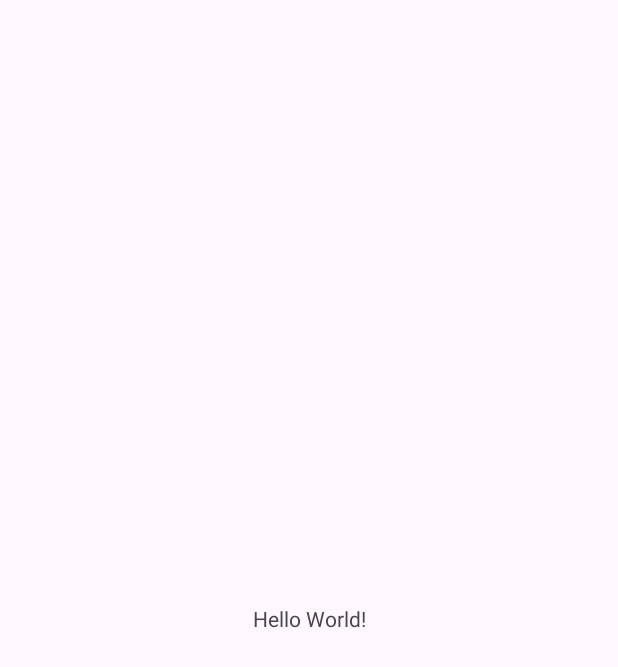
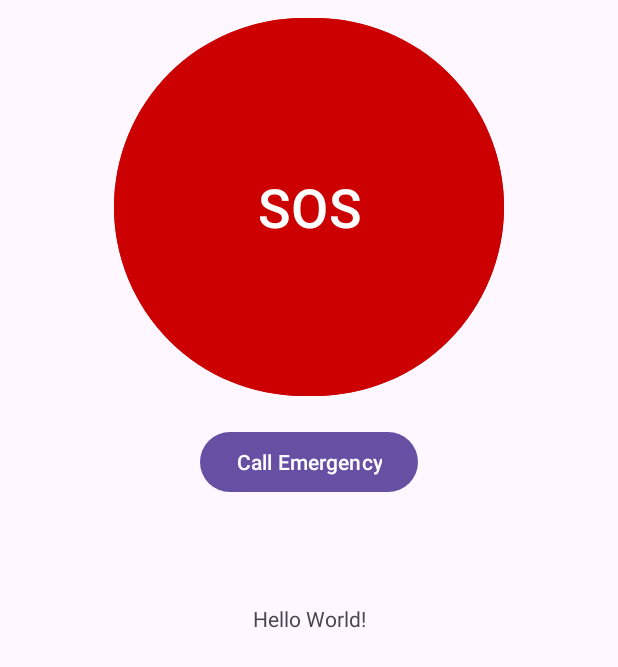
Before and after one commit to sreyproek/Android-project, an Android app: the screen it shows after launch (MainActivity), on a phone screen of 412 x 824 dp. Before the commit the part shown is almost empty. Shown: the top 667 px of the screen. Run offline under Robolectric (Android 15) with nearby library versions, the phone set to English and light mode, and no system bars.

Commit message:
Step 1 complete - Added SOS button logic and permissions

```diff
--- a/app/src/main/java/com/example/safetyapp/MainActivity.java
+++ b/app/src/main/java/com/example/safetyapp/MainActivity.java
@@ -1,24 +1,97 @@
 package com.example.safetyapp;
 
+import android.Manifest;
+import android.content.Intent;
+import android.content.pm.PackageManager;
+import android.net.Uri;
 import android.os.Bundle;
+import android.telephony.SmsManager;
+import android.view.View;
+import android.widget.Button;
+import android.widget.Toast;
 
-import androidx.activity.EdgeToEdge;
+import androidx.activity.result.ActivityResultLauncher;
+import androidx.activity.result.contract.ActivityResultContracts;
 import androidx.appcompat.app.AppCompatActivity;
-import androidx.core.graphics.Insets;
-import androidx.core.view.ViewCompat;
-import androidx.core.view.WindowInsetsCompat;
+import androidx.core.content.ContextCompat;
 
 public class MainActivity extends AppCompatActivity {
+
+    private Button btnSOS, btnCall;
+
+    // requiredPermissions
+    private final String[] requiredPermissions = new String[]{
+            Manifest.permission.SEND_SMS,
+            Manifest.permission.CALL_PHONE,
+            Manifest.permission.ACCESS_FINE_LOCATION,
+            Manifest.permission.ACCESS_COARSE_LOCATION
+    };
+
+    // ActivityResultLauncher handle the permission request
+    private ActivityResultLauncher<String[]> permissionLauncher;
 
     @Override
     protected void onCreate(Bundle savedInstanceState) {
         super.onCreate(savedInstanceState);
-        EdgeToEdge.enable(this);
         setContentView(R.layout.activity_main);
-        ViewCompat.setOnApplyWindowInsetsListener(findViewById(R.id.main), (v, insets) -> {
-            Insets systemBars = insets.getInsets(WindowInsetsCompat.Type.systemBars());
-            v.setPadding(systemBars.left, systemBars.top, systemBars.right, systemBars.bottom);
-            return insets;
-        });
+
+        // Connect the buttons from XML
+        btnSOS = findViewById(R.id.btnSOS);
+        btnCall = findViewById(R.id.btnCall);
+
+        // Register permission launcher
+        permissionLauncher = registerForActivityResult(
+                new ActivityResultContracts.RequestMultiplePermissions(),
+                result -> Toast.makeText(this, "Permissions updated", Toast.LENGTH_SHORT).show()
+        );
+
+        // Handle SOS button click
+        btnSOS.setOnClickListener(v -> ensurePermissionsThenRun(this::performFakeSOSAction));
+
+        // Handle Call button click
+        btnCall.setOnClickListener(v -> ensurePermissionsThenRun(() -> makeEmergencyCall("117")));
+    }
+
+    // Check permissions, then run the action
+    private void ensurePermissionsThenRun(Runnable action) {
+        boolean allGranted = true;
+        for (String permission : requiredPermissions) {
+            if (ContextCompat.checkSelfPermission(this, permission) != PackageManager.PERMISSION_GRANTED) {
+                allGranted = false;
+                break;
+            }
+        }
+
+        if (allGranted) {
+            action.run();
+        } else {
+            permissionLauncher.launch(requiredPermissions);
+            Toast.makeText(this, "Grant permissions and try again", Toast.LENGTH_LONG).show();
+        }
+    }
+
+    // Send a test SOS SMS
+    private void performFakeSOSAction() {
+        try {
+            String phoneNumber = "0123456789"; // 👈 Replace with your test number
+            String message = "🚨 SOS! I need help. (Test message from Women Safety App)";
+            SmsManager smsManager = SmsManager.getDefault();
+            smsManager.sendTextMessage(phoneNumber, null, message, null, null);
+            Toast.makeText(this, "Test SOS sent!", Toast.LENGTH_LONG).show();
+        } catch (Exception e) {
+            Toast.makeText(this, "Failed to send SMS", Toast.LENGTH_LONG).show();
+            e.printStackTrace();
+        }
+    }
+
+    // Make a call to the emergency number
+    private void makeEmergencyCall(String number) {
+        try {
+            Intent intent = new Intent(Intent.ACTION_CALL);
+            intent.setData(Uri.parse("tel:" + number));
+            startActivity(intent);
+        } catch (SecurityException e) {
+            Toast.makeText(this, "Permission denied for CALL_PHONE", Toast.LENGTH_SHORT).show();
+        }
     }
 }
--- a/app/src/main/res/layout/activity_main.xml
+++ b/app/src/main/res/layout/activity_main.xml
@@ -1,11 +1,41 @@
 <?xml version="1.0" encoding="utf-8"?>
-<androidx.constraintlayout.widget.ConstraintLayout xmlns:android="http://schemas.android.com/apk/res/android"
+<androidx.constraintlayout.widget.ConstraintLayout
+    xmlns:android="http://schemas.android.com/apk/res/android"
     xmlns:app="http://schemas.android.com/apk/res-auto"
     xmlns:tools="http://schemas.android.com/tools"
     android:id="@+id/main"
     android:layout_width="match_parent"
     android:layout_height="match_parent"
     tools:context=".MainActivity">
+
+    <!-- Large SOS button -->
+    <Button
+        android:id="@+id/btnSOS"
+        android:layout_width="260dp"
+        android:layout_height="260dp"
+        android:text="SOS"
+        android:textSize="36sp"
+        android:backgroundTint="@android:color/holo_red_dark"
+        android:textColor="@android:color/white"
+        android:layout_margin="8dp"
+        app:layout_constraintTop_toTopOf="parent"
+        app:layout_constraintBottom_toTopOf="@+id/btnCall"
+        app:layout_constraintStart_toStartOf="parent"
+        app:layout_constraintEnd_toEndOf="parent"
+        app:layout_constraintVertical_bias="0.35"
+        android:gravity="center"/>
+
+    <!-- One-tap call button -->
+    <Button
+        android:id="@+id/btnCall"
+        android:layout_width="wrap_content"
+        android:layout_height="wrap_content"
+        android:text="Call Emergency"
+        android:layout_marginTop="16dp"
+        app:layout_constraintTop_toBottomOf="@id/btnSOS"
+        app:layout_constraintStart_toStartOf="parent"
+        app:layout_constraintEnd_toEndOf="parent"/>
+
 
     <TextView
         android:layout_width="wrap_content"
```
Also changed, not shown: app/src/main/AndroidManifest.xml (+11 -0 lines).
